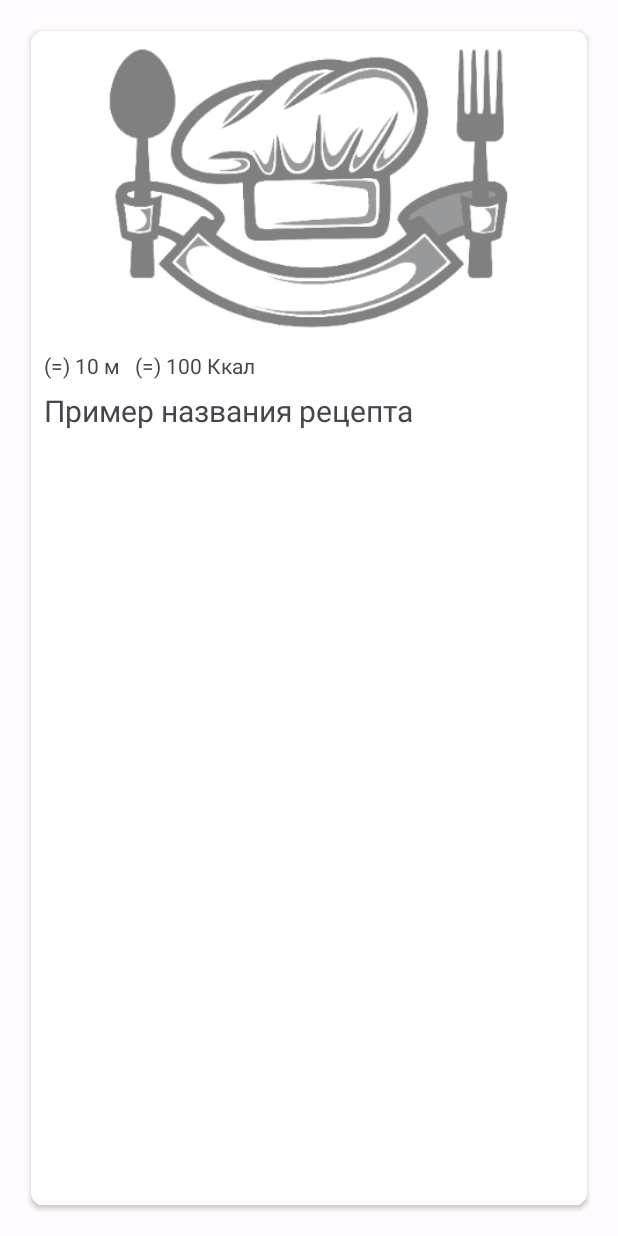
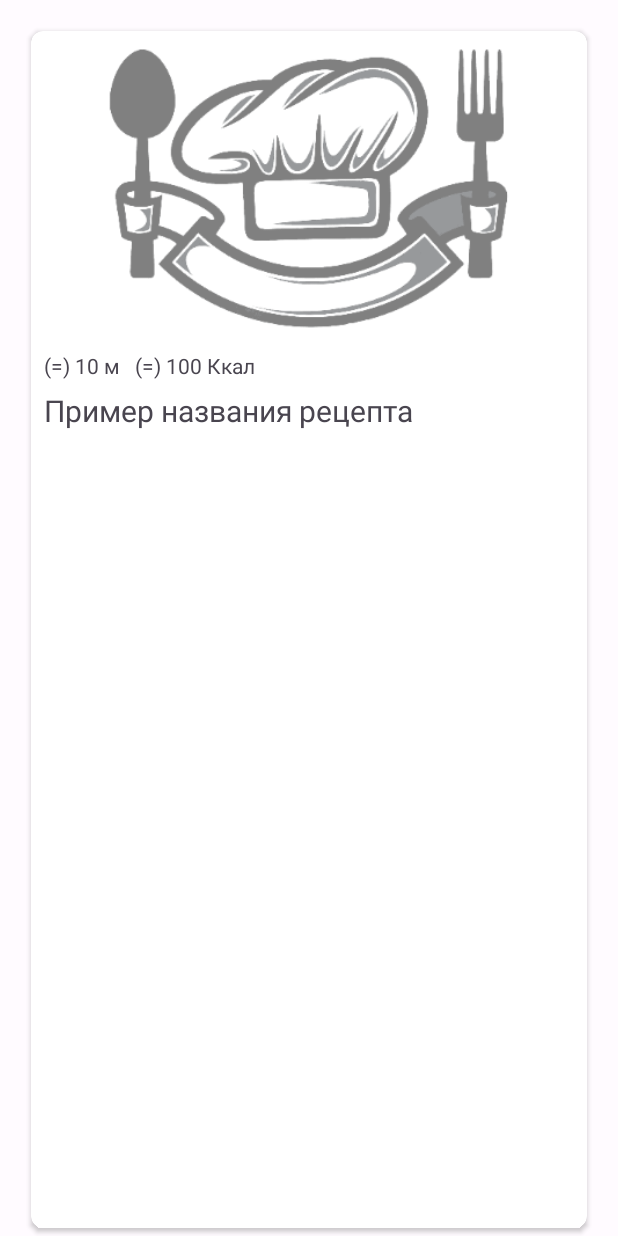
Before and after one commit to JuliaMaffin123/MaffinRecipes, an Android app: the layout home_list_item.xml on its own in the app's theme, with its tools: preview values and no code run, on a phone screen of 412 x 824 dp. Run offline under Robolectric (Android 15) with nearby library versions, the phone set to English and light mode, and no system bars.

Commit message:
Без разделителей список рецептов и корзина выглядит лучше

```diff
--- a/app/src/main/res/layout/fragment_cart.xml
+++ b/app/src/main/res/layout/fragment_cart.xml
@@ -12,7 +12,9 @@
         android:id="@android:id/list"
         android:layout_width="match_parent"
         android:layout_height="wrap_content"
-        app:layout_constraintTop_toTopOf="parent" />
+        app:layout_constraintTop_toTopOf="parent"
+        android:dividerHeight="0dp"
+        android:divider="@android:color/transparent" />
 
     <TextView
         android:id="@android:id/empty"
--- a/app/src/main/res/layout/fragment_home.xml
+++ b/app/src/main/res/layout/fragment_home.xml
@@ -12,7 +12,9 @@
         android:id="@android:id/list"
         android:layout_width="match_parent"
         android:layout_height="wrap_content"
-        app:layout_constraintTop_toTopOf="parent" />
+        app:layout_constraintTop_toTopOf="parent"
+        android:dividerHeight="0dp"
+        android:divider="@android:color/transparent" />
 
     <TextView
         android:id="@android:id/empty"
--- a/app/src/main/res/layout/home_list_item.xml
+++ b/app/src/main/res/layout/home_list_item.xml
@@ -3,7 +3,9 @@
     xmlns:app="http://schemas.android.com/apk/res-auto"
     android:layout_width="match_parent"
     android:layout_height="match_parent"
-    android:padding="15dp"
+    android:paddingLeft="15dp"
+    android:paddingRight="15dp"
+    android:paddingTop="15dp"
     >
     <androidx.cardview.widget.CardView
         android:layout_width="match_parent"
```
